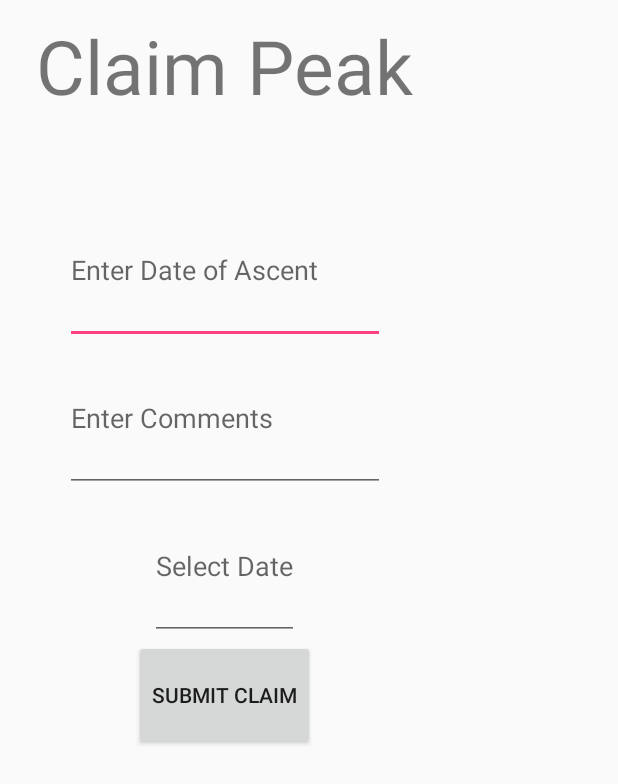
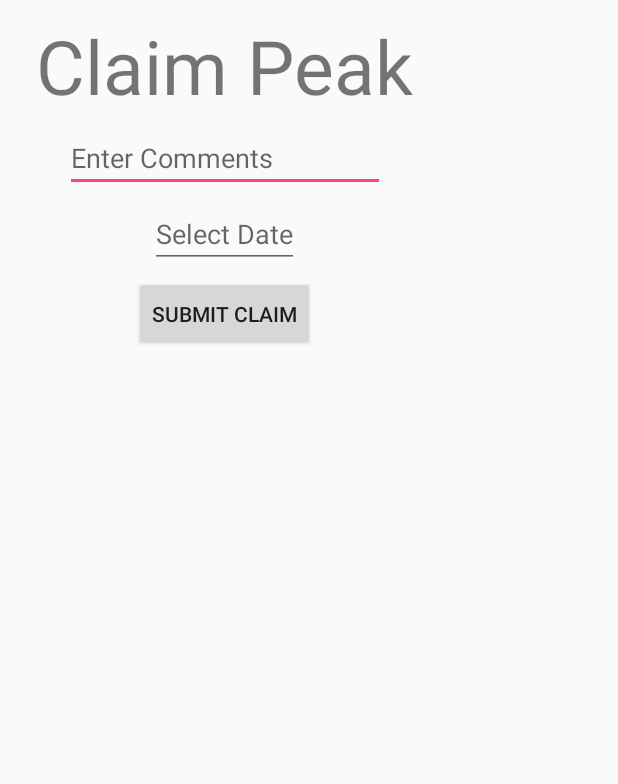
Before and after one commit to KyleOGrady/Peak-Tracker, an Android app: the layout activity_claim_peak.xml on its own in the app's theme, with its tools: preview values and no code run, on a phone screen of 412 x 824 dp. Shown: the top 784 px of the screen. Run offline under Robolectric (Android 15) with nearby library versions, the phone set to English and light mode, and no system bars.

Commit message:
Got dialog to work for enter peak info

```diff
--- a/app/src/main/AndroidManifest.xml
+++ b/app/src/main/AndroidManifest.xml
@@ -19,6 +19,7 @@
         <activity android:name=".ADKActivity" />
         <activity android:name=".NHActivity" />
         <activity android:name=".ClaimPeakActivity"
+                  android:windowSoftInputMode="adjustResize"
                   android:theme="@style/AppTheme.ClaimPeakPopUp" />
     </application>
 
--- a/app/src/main/java/kyle/peaktracker/ADKActivity.java
+++ b/app/src/main/java/kyle/peaktracker/ADKActivity.java
@@ -55,7 +55,6 @@ public class ADKActivity extends AppCompatActivity {
     }
 
 
-
     protected void onResume(){
         super.onResume();
     }
--- a/app/src/main/res/layout/activity_claim_peak.xml
+++ b/app/src/main/res/layout/activity_claim_peak.xml
@@ -1,12 +1,22 @@
 <?xml version="1.0" encoding="utf-8"?>
+
+<ScrollView android:layout_width="wrap_content"
+    android:layout_height="wrap_content"
+    android:fillViewport="true"
+    xmlns:android="http://schemas.android.com/apk/res/android">
+
     <LinearLayout
-    xmlns:android="http://schemas.android.com/apk/res/android"
         xmlns:app="http://schemas.android.com/apk/res-auto"
         xmlns:tools="http://schemas.android.com/tools"
+        xmlns:android="http://schemas.android.com/apk/res/android"
+        android:id="@+id/dialog"
+        android:isScrollContainer="true"
         android:layout_width="300dp"
         android:layout_height="500dp"
         android:orientation="vertical"
         android:weightSum="5"
+        android:scrollbars="vertical"
+        android:scrollbarAlwaysDrawVerticalTrack="true"
         tools:context="kyle.peaktracker.ClaimPeakActivity">
 
         <TextView
@@ -20,19 +30,11 @@
             android:layout_gravity="center"/>
 
         <EditText
-        android:id="@+id/enterDate"
-        android:layout_width="wrap_content"
-        android:layout_height="wrap_content"
-        android:ems="10"
-        android:layout_gravity="center"
-        android:layout_weight="1"
-        android:hint="Enter Date of Ascent"/>
-
-    <EditText
             android:id="@+id/enterComments"
             android:layout_width="wrap_content"
             android:layout_height="wrap_content"
             android:ems="10"
+            android:layout_marginTop="5dp"
             android:hint="Enter Comments"
             android:layout_gravity="center"
             android:layout_weight="1"
@@ -43,6 +45,7 @@
             android:layout_height="wrap_content"
             android:layout_width="wrap_content"
             android:clickable="true"
+            android:layout_marginTop="5dp"
             android:layout_gravity="center"
             android:layout_weight="1"
             android:focusable="false"
@@ -51,10 +54,13 @@
         <Button
             android:id="@+id/submitClaim"
             android:layout_width="wrap_content"
-        android:layout_height="20dp"
+            android:layout_height="50dp"
+            android:layout_marginTop="5dp"
+            android:layout_marginBottom="10dp"
             android:layout_gravity="center"
             android:layout_weight="1"
             android:text="Submit Claim" />
 
 
     </LinearLayout>
+</ScrollView>
--- a/app/src/main/res/values/styles.xml
+++ b/app/src/main/res/values/styles.xml
@@ -19,7 +19,7 @@
         <item name = "android:windowIsTranslucent">true</item>
     </style>
 
-    <style name= "datePicker" parent="@android:style/Widget.DatePicker">
-
+    <style name="DialogFragmentStyle" parent="@android:style/Theme.Dialog">
+        <item name="android:windowSoftInputMode">stateHidden|adjustResize</item>
     </style>
 </resources>
```
Also changed, not shown: app/src/main/java/kyle/peaktracker/DatabaseAccess.java (+9 -3 lines), app/src/main/java/kyle/peaktracker/Peak.java (+9 -0 lines), app/src/main/java/kyle/peaktracker/PeaksAdapter.java (+22 -7 lines), app/src/main/assets/databases/peaks.db. Lines whose indentation alone changed are shown as unchanged.
